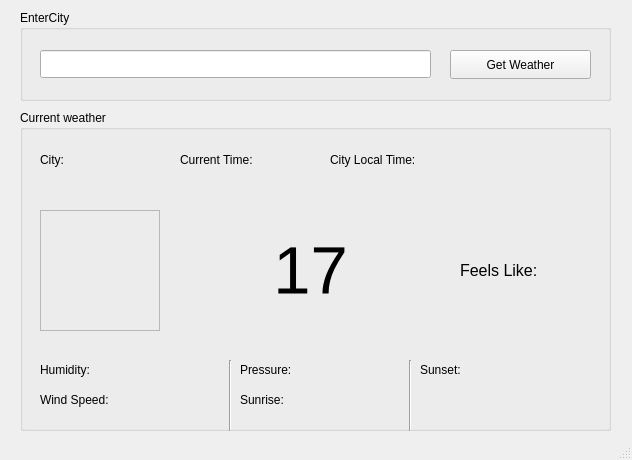
Nocs782/Weather-soft-Qt, file mainwindow.ui: the form before one commit.
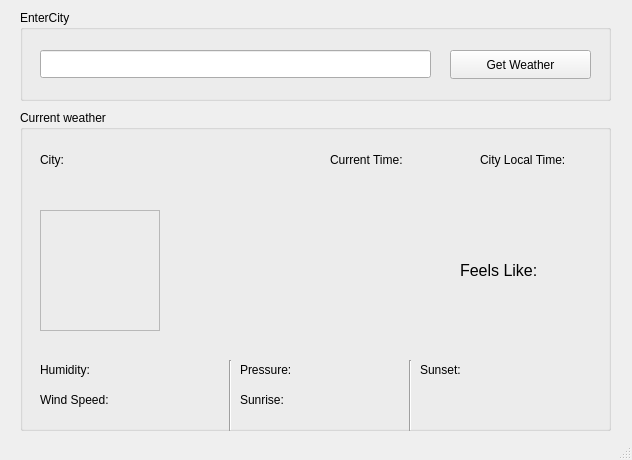
The form after the commit.

Commit message: fix: fix the load file with api key

Patch:
```diff
--- a/mainwindow.ui
+++ b/mainwindow.ui
@@ -65,7 +65,7 @@
     <widget class="QLabel" name="label_2">
      <property name="geometry">
       <rect>
-       <x>160</x>
+       <x>310</x>
        <y>40</y>
        <width>91</width>
        <height>20</height>
@@ -128,7 +128,7 @@
       <enum>Qt::LayoutDirection::LeftToRight</enum>
      </property>
      <property name="text">
-      <string>17</string>
+      <string/>
      </property>
      <property name="alignment">
       <set>Qt::AlignmentFlag::AlignCenter</set>
@@ -137,7 +137,7 @@
     <widget class="QLabel" name="labelCurrentTime">
      <property name="geometry">
       <rect>
-       <x>160</x>
+       <x>310</x>
        <y>60</y>
        <width>121</width>
        <height>20</height>
@@ -150,7 +150,7 @@
     <widget class="QLabel" name="label_4">
      <property name="geometry">
       <rect>
-       <x>310</x>
+       <x>460</x>
        <y>40</y>
        <width>111</width>
        <height>20</height>
@@ -163,7 +163,7 @@
     <widget class="QLabel" name="labelCityTime">
      <property name="geometry">
       <rect>
-       <x>310</x>
+       <x>460</x>
        <y>60</y>
        <width>101</width>
        <height>20</height>
@@ -191,7 +191,7 @@
       <rect>
        <x>20</x>
        <y>60</y>
-       <width>111</width>
+       <width>221</width>
        <height>20</height>
       </rect>
      </property>
```
The commit also changes 2 other files.
